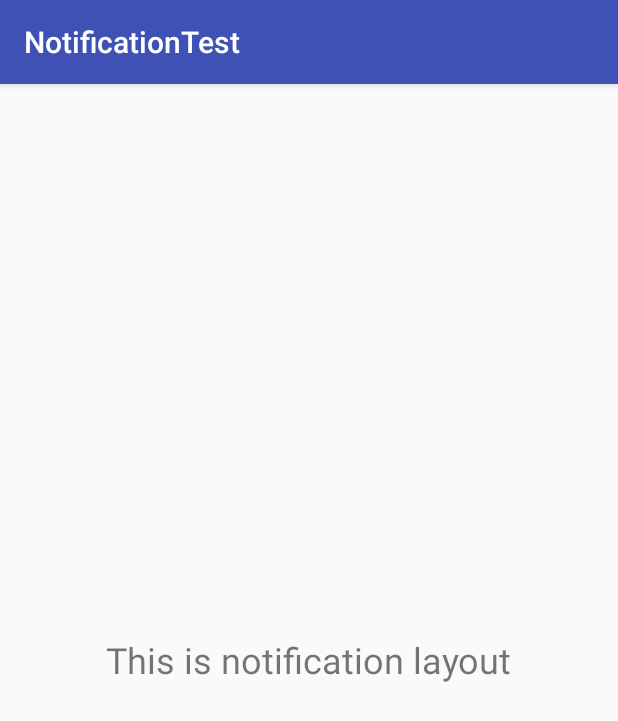
After one commit to ooxiaoyan/NotificationTest, an Android app: the NotificationActivity screen opened directly, with no data from a screen before it, on a phone screen of 412 x 824 dp. The commit adds this screen. Shown: the top 721 px of the screen. Run offline under Robolectric (Android 15) with nearby library versions, the phone set to English and light mode, and no system bars.

Commit message:
Add a pendingIntent to start NotificationActivity

```diff
--- a/app/src/main/AndroidManifest.xml
+++ b/app/src/main/AndroidManifest.xml
@@ -16,6 +16,7 @@
                 <category android:name="android.intent.category.LAUNCHER" />
             </intent-filter>
         </activity>
+        <activity android:name=".NotificationActivity"></activity>
     </application>
 
 </manifest>
--- a/app/src/main/java/com/example/notificationtest/MainActivity.java
+++ b/app/src/main/java/com/example/notificationtest/MainActivity.java
@@ -2,6 +2,8 @@ package com.example.notificationtest;
 
 import android.app.Notification;
 import android.app.NotificationManager;
+import android.app.PendingIntent;
+import android.content.Intent;
 import android.graphics.BitmapFactory;
 import android.support.v4.app.NotificationCompat;
 import android.support.v7.app.AppCompatActivity;
@@ -23,6 +25,8 @@ public class MainActivity extends AppCompatActivity implements View.OnClickListe
     public void onClick(View v) {
         switch (v.getId()) {
             case R.id.send_notice:
+                Intent intent = new Intent(this, NotificationActivity.class);
+                PendingIntent pi = PendingIntent.getActivity(this, 0, intent, 0);
                 NotificationManager manager = (NotificationManager) getSystemService(NOTIFICATION_SERVICE);
                 Notification notification = new NotificationCompat.Builder(this)
                         .setContentTitle("This is content title")
@@ -30,6 +34,7 @@ public class MainActivity extends AppCompatActivity implements View.OnClickListe
                         .setWhen(System.currentTimeMillis())
                         .setSmallIcon(R.mipmap.ic_launcher)
                         .setLargeIcon(BitmapFactory.decodeResource(getResources(), R.mipmap.ic_launcher))
+                        .setContentIntent(pi)
                         .build();
                 manager.notify(1, notification);
                 break;
--- /dev/null
+++ b/app/src/main/java/com/example/notificationtest/NotificationActivity.java
@@ -0,0 +1,13 @@
+package com.example.notificationtest;
+
+import android.support.v7.app.AppCompatActivity;
+import android.os.Bundle;
+
+public class NotificationActivity extends AppCompatActivity {
+
+    @Override
+    protected void onCreate(Bundle savedInstanceState) {
+        super.onCreate(savedInstanceState);
+        setContentView(R.layout.notification_layout);
+    }
+}
--- /dev/null
+++ b/app/src/main/res/layout/notification_layout.xml
@@ -0,0 +1,15 @@
+<?xml version="1.0" encoding="utf-8"?>
+<RelativeLayout xmlns:android="http://schemas.android.com/apk/res/android"
+    xmlns:tools="http://schemas.android.com/tools"
+    android:layout_width="match_parent"
+    android:layout_height="match_parent"
+    tools:context=".NotificationActivity">
+
+    <TextView
+        android:layout_width="wrap_content"
+        android:layout_height="wrap_content"
+        android:layout_centerInParent="true"
+        android:textSize="24sp"
+        android:text="This is notification layout"/>
+
+</RelativeLayout>
```
